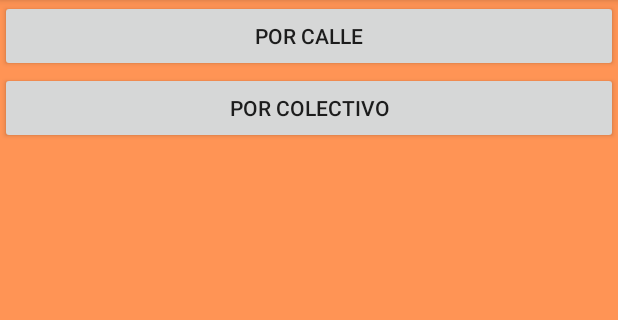
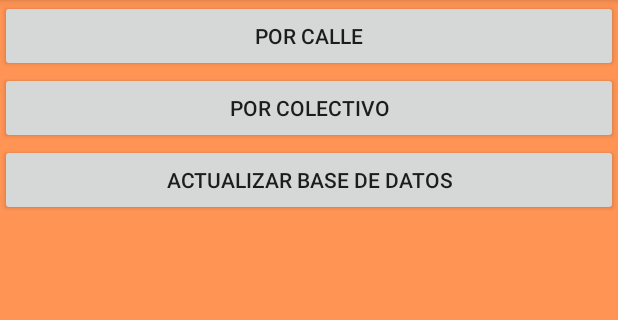
Before and after one commit to liquid36/CuandoLlegaAndroid, an Android app: the screen it shows after launch (CLMain), on a phone screen of 412 x 824 dp, the part 84-404 px from its top. Run offline under Robolectric (Android 15) with nearby library versions, the phone set to English and light mode, and no system bars.

Commit message:
Arreglando  Busqueda por Colectivo Arreglo de la Consulta en BackGround Colores mas accesibles

```diff
--- a/app/src/main/AndroidManifest.xml
+++ b/app/src/main/AndroidManifest.xml
@@ -4,7 +4,7 @@
 
     <application
         android:allowBackup="true"
-        android:icon="@drawable/ic_launcher"
+        android:icon="@drawable/bus_down"
         android:label="@string/app_name"
         android:theme="@style/AppTheme" >
         <activity
--- a/app/src/main/java/com/samsoft/cuandollega/colectivoSearch.java
+++ b/app/src/main/java/com/samsoft/cuandollega/colectivoSearch.java
@@ -72,9 +72,9 @@ public class colectivoSearch extends ActionBarActivity {
                     b.put(a.get(i));
                 }
             } catch (Exception e) {}
-        }
+        } else b = a;
 
-        Log.d("colectivoSearch", "Tamaño = " + a.length());
+        Log.d("colectivoSearch", "Tamaño = " + b.length());
         AddSimpleRows(b);
     }
 
--- a/app/src/main/res/drawable/backfondo.xml
+++ b/app/src/main/res/drawable/backfondo.xml
@@ -2,17 +2,17 @@
 <selector xmlns:android="http://schemas.android.com/apk/res/android">
    <item android:state_pressed="true">
         <shape>
-            <gradient android:endColor="#AD1F2D" android:startColor="#AD1F2D" />
+            <gradient android:endColor="#ff8eba75" android:startColor="#ff8eba75" />
         </shape>
     </item>
     <item android:state_focused="true">
         <shape>
-        <gradient android:endColor="#ff4b46" android:startColor="#ff4b46" />
+            <gradient android:endColor="#ff8eba75" android:startColor="#ff8eba75" />
         </shape>
     </item>
     <item>
         <shape>
-            <gradient android:endColor="#ff4b46" android:startColor="#ff4b46" />
+            <gradient android:endColor="#ffc6fffa" android:startColor="#ffc6fffa" />
         </shape>
     </item>
 </selector>
--- a/app/src/main/res/drawable/backfondo2.xml
+++ b/app/src/main/res/drawable/backfondo2.xml
@@ -2,17 +2,17 @@
 <selector xmlns:android="http://schemas.android.com/apk/res/android">
     <item android:state_pressed="true">
         <shape>
-            <gradient android:endColor="#ff318962" android:startColor="#ff66ba99" />
+            <gradient android:endColor="#ff8eba75" android:startColor="#ff8eba75" />
         </shape>
     </item>
     <item android:state_focused="true">
         <shape>
-            <gradient android:endColor="#ff318962" android:startColor="#ff66ba99" />
+            <gradient android:endColor="#ff8eba75" android:startColor="#ff8eba75" />
         </shape>
     </item>
     <item>
         <shape>
-            <gradient android:endColor="#ff7e80ff" android:startColor="#ffcbfcf7" />
+            <gradient android:endColor="#fffff1ff" android:startColor="#fffcf8f7" />
         </shape>
     </item>
 </selector>
--- a/app/src/main/res/layout/activity_clmain.xml
+++ b/app/src/main/res/layout/activity_clmain.xml
@@ -25,4 +25,14 @@
         android:layout_gravity="center_horizontal"
         android:onClick="busClick" />
 
+    <Button
+        android:layout_width="match_parent"
+        android:layout_height="wrap_content"
+        android:text="Actualizar Base de Datos"
+        android:id="@+id/refresh"
+        android:layout_gravity="center_horizontal"
+        android:onClick="refreshClick" />
+
+
+
 </LinearLayout>
--- a/app/src/main/res/layout/rowsimple.xml
+++ b/app/src/main/res/layout/rowsimple.xml
@@ -14,7 +14,7 @@
         android:id="@+id/label"
         android:textSize="25dp"
         android:textStyle="bold"
-        android:textColor="#fff9fb"
+        android:textColor="#ff000000"
         android:clickable="false"
         android:layout_marginLeft="30dp"
         android:layout_gravity="center_vertical"
--- a/app/src/main/res/layout/waitingrow.xml
+++ b/app/src/main/res/layout/waitingrow.xml
@@ -15,7 +15,8 @@
             android:layout_width="wrap_content"
             android:layout_height="wrap_content"
             android:id="@+id/waitingbar"
-            android:indeterminate="true" />
+            android:indeterminate="true"
+            android:visibility="visible" />
 
         <TextView
             android:layout_width="wrap_content"
```
Also changed, not shown: app/src/main/java/com/samsoft/cuandollega/CLMain.java (+7 -0 lines), app/src/main/java/com/samsoft/cuandollega/calleSearch.java (+10 -6 lines), app/src/main/java/com/samsoft/cuandollega/paradasinfo.java (+6 -7 lines), app/src/main/res/raw/test.db.
